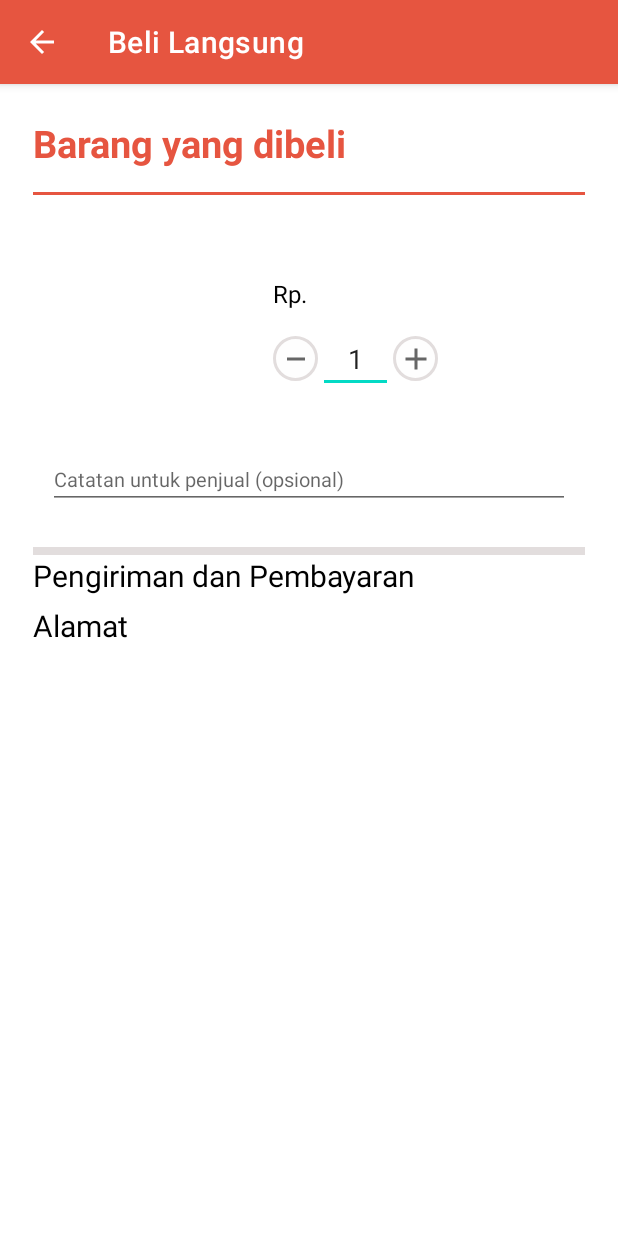
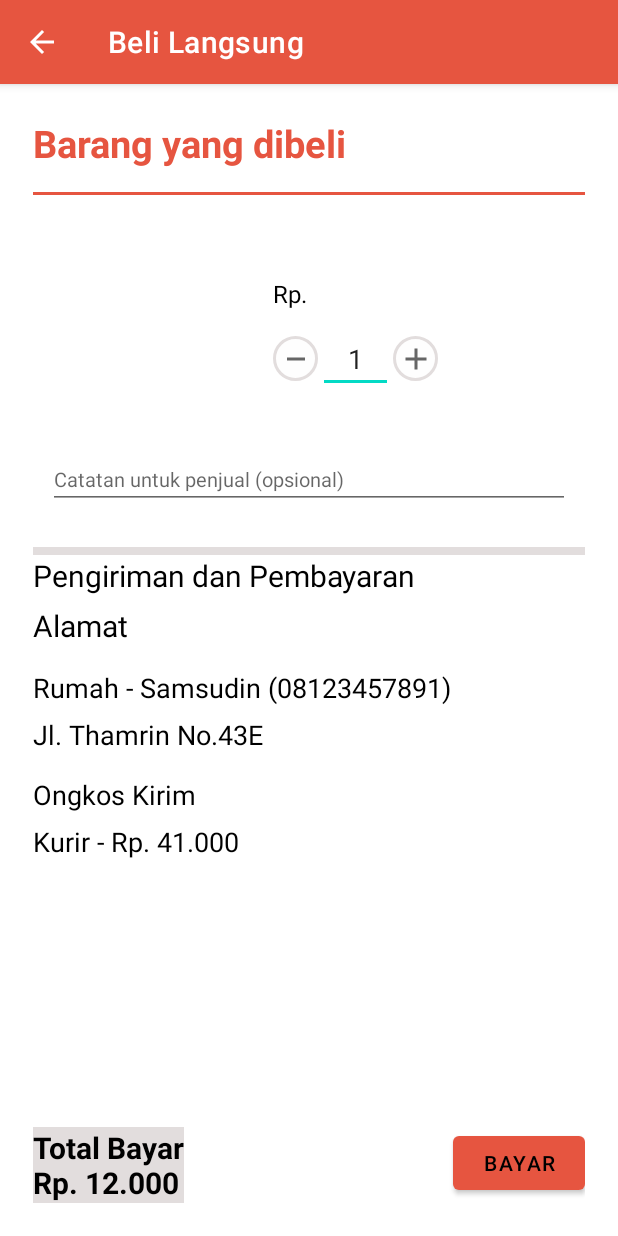
Before and after one commit to ryumarfin/TugasMobileLanjutan, an Android app: the beli screen opened directly, with no data from a screen before it, on a phone screen of 412 x 824 dp. Run offline under Robolectric (Android 15) with nearby library versions, the phone set to English and light mode, and no system bars; 2 statements that could not run were skipped.

Commit message:
update beli

```diff
--- a/app/build.gradle
+++ b/app/build.gradle
@@ -40,6 +40,7 @@ dependencies {
     implementation 'androidx.appcompat:appcompat:1.2.0'
     implementation 'com.google.android.material:material:1.2.1'
     implementation 'androidx.constraintlayout:constraintlayout:2.0.4'
+    implementation 'androidx.legacy:legacy-support-v4:1.0.0'
     testImplementation 'junit:junit:4.+'
     androidTestImplementation 'androidx.test.ext:junit:1.1.2'
     androidTestImplementation 'androidx.test.espresso:espresso-core:3.3.0'
--- a/app/src/main/java/com/example/latber/Sparepart_Items_Adapter.kt
+++ b/app/src/main/java/com/example/latber/Sparepart_Items_Adapter.kt
@@ -8,7 +8,7 @@ import android.widget.ImageView
 import android.widget.TextView
 import com.example.latihanbersama.Sparepart_Item
 
-class Sparepart_Items_Adapter (var context: Context, var arrayList:ArrayList<Sparepart_Item>): BaseAdapter() {
+class Sparepart_Items_Adapter(var context: Context, var arrayList:ArrayList<Sparepart_Item>): BaseAdapter() {
     override fun getItem(position: Int): Any {
         return arrayList.get(position)
     }
--- a/app/src/main/res/layout/activity_beli.xml
+++ b/app/src/main/res/layout/activity_beli.xml
@@ -108,6 +108,12 @@
         android:layout_width="match_parent"
         android:layout_height="5dp"
         android:background="@color/MoLineAbu"/>
+
+    <LinearLayout
+        android:layout_width="match_parent"
+        android:layout_height="wrap_content"
+        android:orientation="vertical"
+        android:layout_weight="5">
         <TextView
             android:layout_width="wrap_content"
             android:layout_height="wrap_content"
@@ -115,5 +121,43 @@
             android:textColor="@color/black"
             android:text="Pengiriman dan Pembayaran\nAlamat"
             android:lineSpacingExtra="10dp"/>
+        <TextView
+            android:layout_width="wrap_content"
+            android:layout_height="wrap_content"
+            android:textSize="18dp"
+            android:layout_marginTop="15dp"
+            android:textColor="@color/black"
+            android:lineSpacingExtra="10dp"
+            android:text="Rumah - Samsudin (08123457891)\nJl. Thamrin No.43E"/>
+        <TextView
+            android:layout_width="wrap_content"
+            android:layout_height="wrap_content"
+            android:textSize="18dp"
+            android:layout_marginTop="15dp"
+            android:textColor="@color/black"
+            android:lineSpacingExtra="10dp"
+            android:text="Ongkos Kirim\nKurir - Rp. 41.000"/>
+    </LinearLayout>
+
+    <RelativeLayout
+        android:layout_width="match_parent"
+        android:layout_height="wrap_content"
+        android:orientation="horizontal">
+        <TextView
+            android:layout_width="wrap_content"
+            android:layout_height="wrap_content"
+            android:textSize="20dp"
+            android:textColor="@color/black"
+            android:textStyle="bold"
+            android:layout_gravity="center"
+            android:background="@color/MoLineAbu"
+            android:text="Total Bayar\nRp. 12.000"/>
+        <Button
+            android:layout_width="wrap_content"
+            android:layout_height="wrap_content"
+            android:layout_gravity="center"
+            android:layout_alignParentRight="true"
+            android:text="Bayar"/>
+    </RelativeLayout>
 
 </LinearLayout>
--- a/app/src/main/res/values/strings.xml
+++ b/app/src/main/res/values/strings.xml
@@ -1,3 +1,5 @@
 <resources>
     <string name="app_name">Mo-Line</string>
+    <!-- TODO: Remove or change this placeholder text -->
+    <string name="hello_blank_fragment">Hello blank fragment</string>
 </resources>
```
Also changed, not shown: app/src/main/java/com/example/latber/Sparepart.kt (+4 -5 lines), app/src/main/java/com/example/latber/frag_sparepart.kt (added, +123 -0 lines), app/src/main/res/layout/activity_navigation.xml (added, +74 -0 lines), app/src/main/res/layout/activity_sparepart.xml (deleted, +0 -46 lines), app/src/main/res/layout/fragment_frag_sparepart.xml (added, +18 -0 lines), 2 other files. Lines whose indentation alone changed are shown as unchanged.
